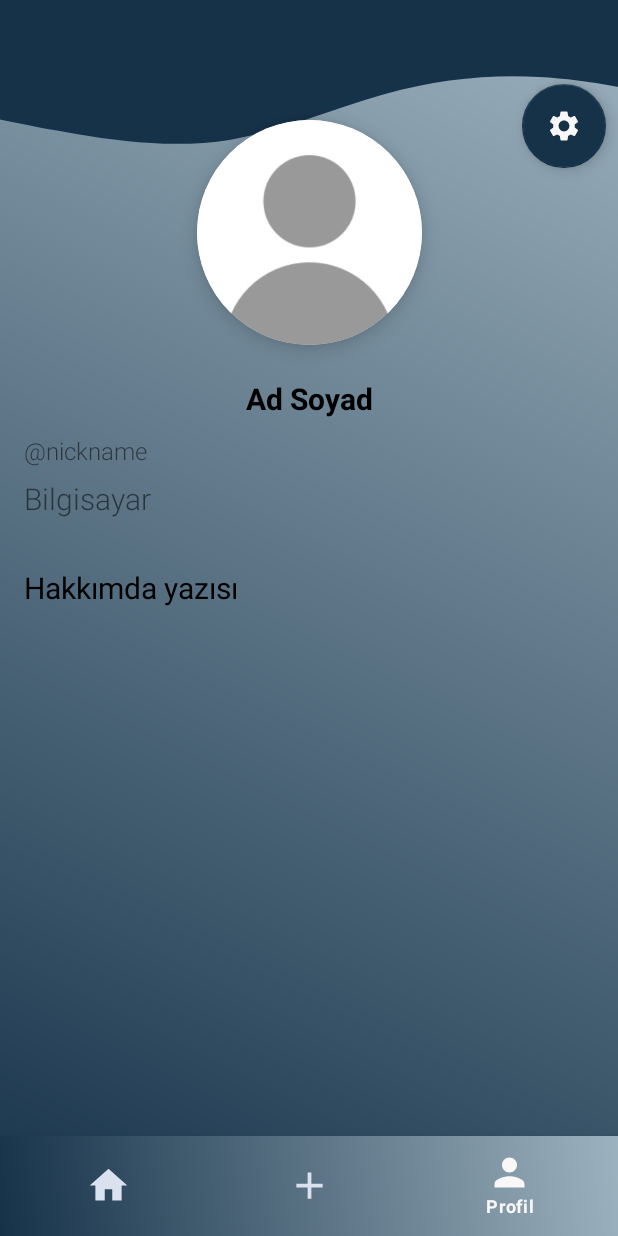
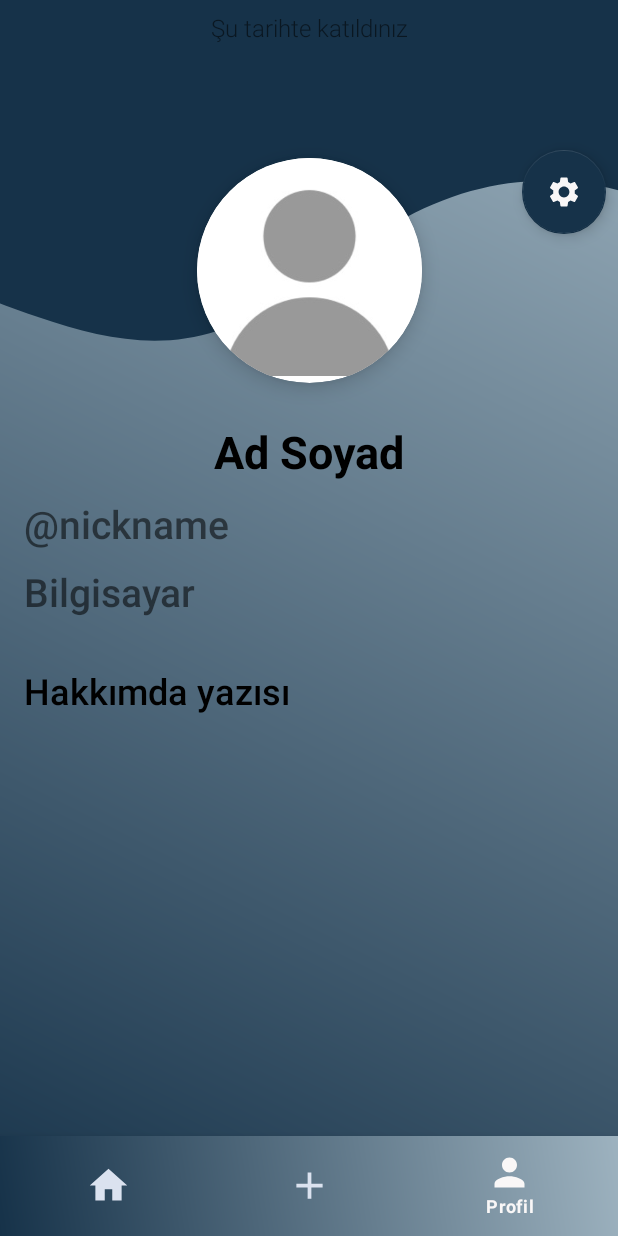
Before and after one commit to altanbkoc/Beuverse, an Android app: the ProfileFragment screen opened through its navigation route, on a phone screen of 412 x 824 dp. Run offline under Robolectric (Android 15) with nearby library versions, the phone set to English and light mode, and no system bars; our stand-ins replace Firebase (no records; nobody signed in at launch, a user with empty details on screens opened directly), navigation-ui.

Commit message:
Profil ekranları iyileştirmesi

```diff
--- a/app/src/main/res/layout/fragment_profile.xml
+++ b/app/src/main/res/layout/fragment_profile.xml
@@ -10,8 +10,8 @@
 
     <View
         android:id="@+id/viewWavyBackground"
-        android:layout_width="518dp"
-        android:layout_height="114dp"
+        android:layout_width="600dp"
+        android:layout_height="270dp"
         android:background="@drawable/profile_wavy_top_background"
         app:layout_constraintEnd_toEndOf="parent"
         app:layout_constraintStart_toStartOf="parent"
@@ -21,7 +21,7 @@
         android:id="@+id/cardViewProfilePic"
         android:layout_width="150dp"
         android:layout_height="150dp"
-        android:layout_marginTop="80dp"
+        android:layout_marginTop="105dp"
         app:cardCornerRadius="100dp"
         app:cardElevation="8dp"
         app:layout_constraintEnd_toEndOf="parent"
@@ -31,7 +31,7 @@
         <ImageView
             android:id="@+id/imageViewProfile"
             android:layout_width="match_parent"
-            android:layout_height="match_parent"
+            android:layout_height="145dp"
             android:contentDescription="Profil Fotoğrafı"
             android:scaleType="centerCrop"
             android:src="@drawable/default_pp" />
@@ -44,9 +44,10 @@
         android:layout_marginStart="16dp"
         android:layout_marginTop="32dp"
         android:layout_marginEnd="16dp"
+        android:fontFamily="sans-serif-medium"
         android:text="Hakkımda yazısı"
         android:textColor="@android:color/black"
-        android:textSize="20sp"
+        android:textSize="24sp"
         app:layout_constraintEnd_toEndOf="parent"
         app:layout_constraintStart_toStartOf="parent"
         app:layout_constraintTop_toBottomOf="@+id/textViewBolum" />
@@ -56,7 +57,7 @@
         android:id="@+id/floatingActionButton"
         android:layout_width="wrap_content"
         android:layout_height="wrap_content"
-        android:layout_marginTop="56dp"
+        android:layout_marginTop="100dp"
         android:layout_marginEnd="8dp"
         android:clickable="true"
         android:contentDescription="Menu"
@@ -86,11 +87,11 @@
         android:layout_width="match_parent"
         android:layout_height="wrap_content"
         android:layout_marginStart="16dp"
-        android:layout_marginTop="7dp"
+        android:layout_marginTop="10dp"
         android:layout_marginEnd="16dp"
-        android:fontFamily="sans-serif-light"
+        android:fontFamily="sans-serif-medium"
         android:text="Bilgisayar"
-        android:textSize="20sp"
+        android:textSize="26sp"
         app:layout_constraintEnd_toEndOf="parent"
         app:layout_constraintStart_toStartOf="parent"
         app:layout_constraintTop_toBottomOf="@+id/textViewNickname" />
@@ -100,12 +101,12 @@
         android:layout_width="match_parent"
         android:layout_height="wrap_content"
         android:layout_marginStart="8dp"
-        android:layout_marginTop="22dp"
+        android:layout_marginTop="25dp"
         android:layout_marginEnd="8dp"
         android:text="Ad Soyad"
         android:textAlignment="center"
         android:textColor="@android:color/black"
-        android:textSize="20sp"
+        android:textSize="30sp"
         android:textStyle="bold"
         app:layout_constraintEnd_toEndOf="parent"
         app:layout_constraintStart_toStartOf="parent"
@@ -118,12 +119,24 @@
         android:layout_marginStart="16dp"
         android:layout_marginTop="10dp"
         android:layout_marginEnd="16dp"
-        android:fontFamily="sans-serif-light"
+        android:fontFamily="sans-serif-medium"
         android:text="\@nickname"
-        android:textSize="16sp"
+        android:textSize="26sp"
         app:layout_constraintEnd_toEndOf="parent"
         app:layout_constraintStart_toStartOf="parent"
         app:layout_constraintTop_toBottomOf="@+id/textViewName" />
 
+    <TextView
+        android:id="@+id/textView"
+        android:layout_width="246dp"
+        android:layout_height="37dp"
+        android:fontFamily="sans-serif-light"
+        android:gravity="center"
+        android:text="Şu tarihte katıldınız"
+        android:textSize="16sp"
+        app:layout_constraintEnd_toEndOf="parent"
+        app:layout_constraintStart_toStartOf="parent"
+        tools:layout_editor_absoluteY="788dp" />
+
 
 </androidx.constraintlayout.widget.ConstraintLayout>
```
Also changed, not shown: app/src/main/res/layout/activity_view_user.xml (+28 -18 lines), app/src/main/res/drawable/cikis.png (added).
